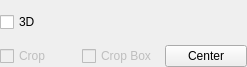
Qt form Libs/SlicerExt/stkSlicerVolumeRenderingWidget.ui (zpphigh/STK) before a commit.
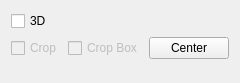
The same form after that commit. Custom widgets are drawn as their Qt base class.

The edit to the form file:
```diff
--- a/Libs/SlicerExt/stkSlicerVolumeRenderingWidget.ui
+++ b/Libs/SlicerExt/stkSlicerVolumeRenderingWidget.ui
@@ -6,20 +6,14 @@
    <rect>
     <x>0</x>
     <y>0</y>
-    <width>247</width>
-    <height>67</height>
+    <width>225</width>
+    <height>83</height>
    </rect>
   </property>
   <property name="windowTitle">
    <string>stkSlicerVolumeRenderingWidget</string>
   </property>
   <layout class="QVBoxLayout" name="verticalLayout">
-   <property name="spacing">
-    <number>0</number>
-   </property>
-   <property name="margin">
-    <number>0</number>
-   </property>
    <item>
     <layout class="QHBoxLayout" name="horizontalLayout_5">
      <property name="spacing">
@@ -44,10 +38,7 @@
     </layout>
    </item>
    <item>
-    <layout class="QHBoxLayout" name="horizontalLayout_6">
-     <property name="spacing">
-      <number>0</number>
-     </property>
+    <layout class="QHBoxLayout" name="horizontalLayout">
      <item>
       <widget class="ctkCheckBox" name="ROICropDisplayCheckBox">
        <property name="enabled">
@@ -88,6 +79,21 @@
      </item>
     </layout>
    </item>
+   <item>
+    <widget class="qMRMLNodeComboBox" name="VolumePropertyNodeComboBox" native="true">
+     <property name="nodeTypes" stdset="0">
+      <stringlist>
+       <string>vtkMRMLVolumePropertyNode</string>
+      </stringlist>
+     </property>
+     <property name="noneEnabled" stdset="0">
+      <bool>true</bool>
+     </property>
+     <property name="renameEnabled" stdset="0">
+      <bool>true</bool>
+     </property>
+    </widget>
+   </item>
   </layout>
  </widget>
  <layoutdefault spacing="6" margin="11"/>
@@ -103,6 +109,12 @@
    <extends>QCheckBox</extends>
    <header>ctkCheckBox.h</header>
   </customwidget>
+  <customwidget>
+   <class>qMRMLNodeComboBox</class>
+   <extends>QWidget</extends>
+   <header>qMRMLNodeComboBox.h</header>
+   <container>1</container>
+  </customwidget>
  </customwidgets>
  <resources/>
  <connections/>
```
